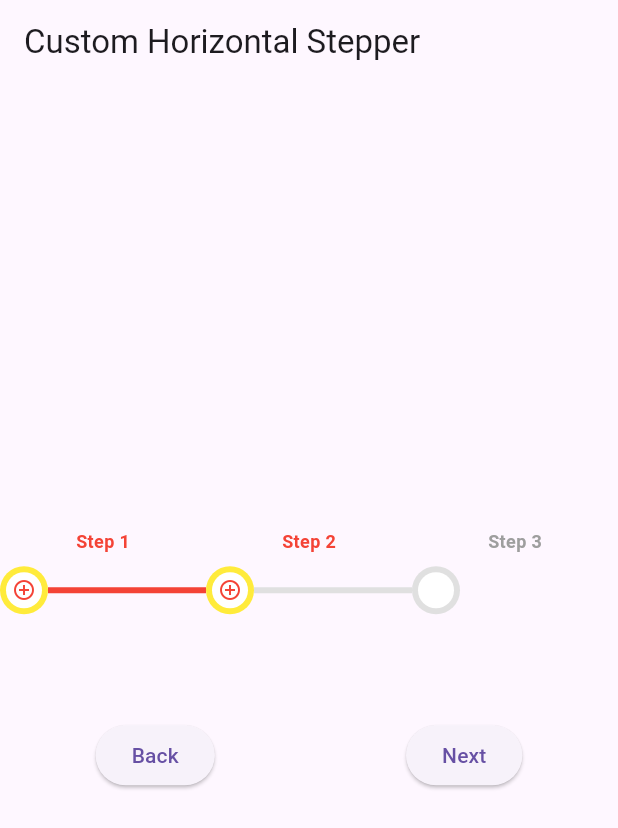
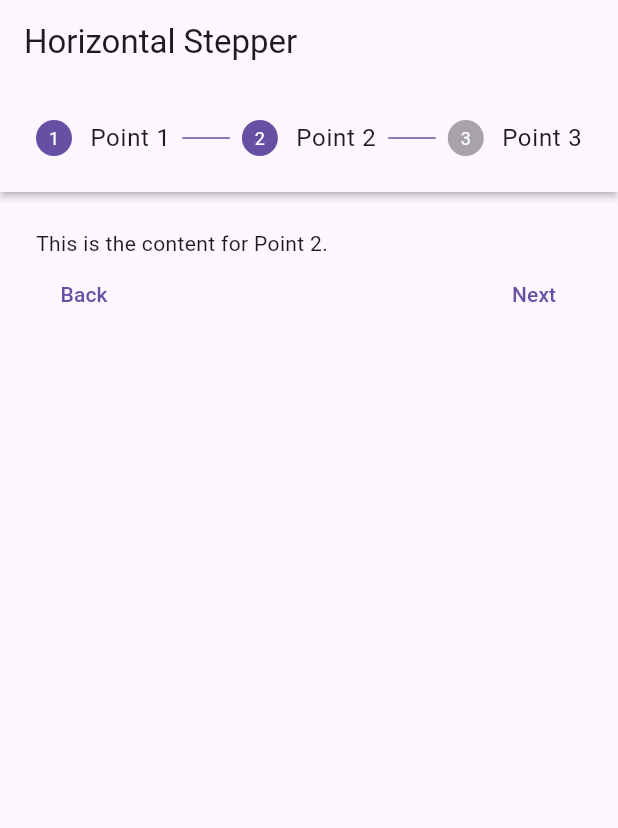
Before and after one commit to CBS-RishabhJain/Demo_poc_HrEye_Calender, a Flutter app: the screen it shows after launch, after a tap on "Next", on a phone screen of 412 x 824 dp. Shown: the top 828 px of the screen. Run offline on Flutter 3.47's test engine with Material 3 defaults, Android fonts, the light colour scheme and no system bars; our stand-ins replace easy_date_timeline, fluttertoast, scrollable_positioned_list.

Commit message:
Add in stepper

```diff
--- /dev/null
+++ b/lib/HorizontalStepperPage.dart
@@ -0,0 +1,82 @@
+
+
+import 'package:flutter/cupertino.dart';
+import 'package:flutter/material.dart';
+
+class HorizontalStepperPage extends StatefulWidget {
+  const HorizontalStepperPage({super.key});
+
+  @override
+  _HorizontalStepperPageState createState() => _HorizontalStepperPageState();
+}
+class _HorizontalStepperPageState extends State<HorizontalStepperPage> {
+  int _currentStep = 0;
+
+  @override
+  Widget build(BuildContext context) {
+    return Scaffold(
+      appBar: AppBar(
+        title: const Text("Horizontal Stepper"),
+      ),
+      body: Stepper(
+        type: StepperType.horizontal, // Horizontal stepper
+        currentStep: _currentStep,
+        steps: _buildSteps(),
+        onStepTapped: (step) {
+          setState(() {
+            _currentStep = step;
+          });
+        },
+        onStepContinue: () {
+          if (_currentStep < 2) {
+            setState(() {
+              _currentStep += 1;
+            });
+          }
+        },
+        onStepCancel: () {
+          if (_currentStep > 0) {
+            setState(() {
+              _currentStep -= 1;
+            });
+          }
+        },
+        controlsBuilder: (context, ControlsDetails details) {
+          return Row(
+            mainAxisAlignment: MainAxisAlignment.spaceBetween,
+            children: [
+              TextButton(
+                onPressed: details.onStepCancel,
+                child: const Text("Back"),
+              ),
+              TextButton(
+                onPressed: details.onStepContinue,
+                child: const Text("Next"),
+              ),
+            ],
+          );
+        },
+      ),
+    );
+  }
+
+  List<Step> _buildSteps() {
+    return [
+      Step(
+        title: const Text("Point 1"),
+        content: const Text("This is the content for Point 1."),
+        isActive: _currentStep >= 0,
+      ),
+      Step(
+        title: const Text("Point 2"),
+        content: const Text("This is the content for Point 2."),
+        isActive: _currentStep >= 1,
+      ),
+      Step(
+        title: const Text("Point 3"),
+        content: const Text("This is the content for Point 3."),
+        isActive: _currentStep >= 2,
+      ),
+    ];
+  }
+}
--- a/lib/main.dart
+++ b/lib/main.dart
@@ -5,6 +5,7 @@ import 'CustomHorizontalCalendar.dart';
 import 'CustomHorizontalCalendarMonth.dart';
 import 'CustomStepperExample.dart';
 import 'DateTimelineDemo.dart';
+import 'HorizontalStepperPage.dart';
 
 void main() {
   runApp(const MyApp());
@@ -18,7 +19,7 @@ class MyApp extends StatelessWidget {
   Widget build(BuildContext context) {
     return MaterialApp(
       debugShowCheckedModeBanner: false,
-      home: CustomStepperExample(),
+      home: HorizontalStepperPage(),
     );
 
   }
```
